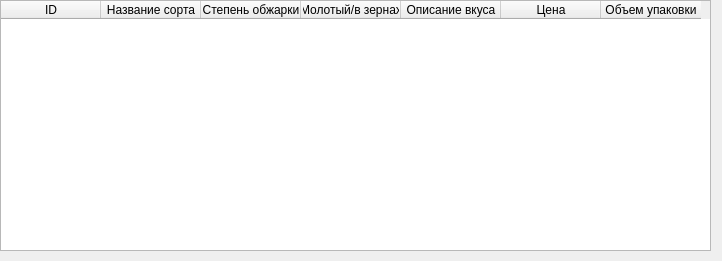
Old version of the form main.ui in the repository MrNomid/khabarovsk-remezov.
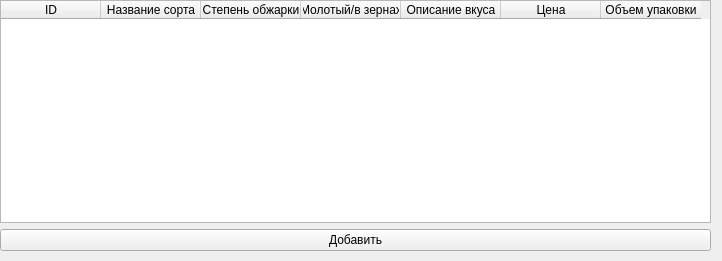
New version of the form.

Diff of the .ui file:
```diff
--- a/main.ui
+++ b/main.ui
@@ -62,6 +62,13 @@
       </column>
      </widget>
     </item>
+    <item>
+     <widget class="QPushButton" name="add_btn">
+      <property name="text">
+       <string>Добавить</string>
+      </property>
+     </widget>
+    </item>
    </layout>
   </widget>
  </widget>
```
